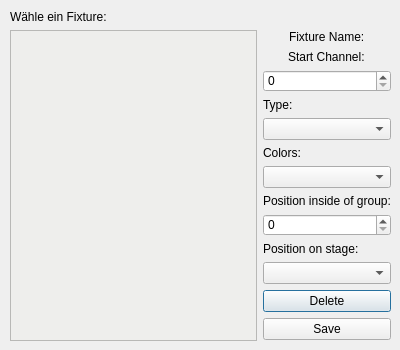
Before: the Qt Designer form src/ui/edit_fixture_dialog.ui in Lenium37/SigLight, drawn with Qt 5.
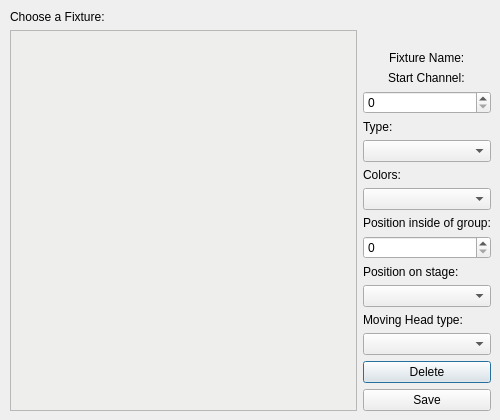
After: the same form once the commit is applied.

Commit message: added JBLED P4 and moving head types

```diff
--- a/src/ui/edit_fixture_dialog.ui
+++ b/src/ui/edit_fixture_dialog.ui
@@ -6,8 +6,8 @@
    <rect>
     <x>0</x>
     <y>0</y>
-    <width>400</width>
-    <height>350</height>
+    <width>500</width>
+    <height>420</height>
    </rect>
   </property>
   <property name="windowTitle">
@@ -18,15 +18,15 @@
     <rect>
      <x>10</x>
      <y>10</y>
-     <width>381</width>
-     <height>331</height>
+     <width>481</width>
+     <height>401</height>
     </rect>
    </property>
    <layout class="QGridLayout" name="gridLayout">
     <item row="0" column="0">
      <widget class="QLabel" name="fixture_choosing_label">
       <property name="text">
-       <string>Wähle ein Fixture:</string>
+       <string>Choose a Fixture:</string>
       </property>
      </widget>
     </item>
@@ -199,6 +199,31 @@
       <item>
        <widget class="QComboBox" name="cB_moving_head_position"/>
       </item>
+      <item alignment="Qt::AlignBottom">
+       <widget class="QLabel" name="l_moving_head_type">
+        <property name="sizePolicy">
+         <sizepolicy hsizetype="Preferred" vsizetype="Preferred">
+          <horstretch>0</horstretch>
+          <verstretch>0</verstretch>
+         </sizepolicy>
+        </property>
+        <property name="layoutDirection">
+         <enum>Qt::LeftToRight</enum>
+        </property>
+        <property name="autoFillBackground">
+         <bool>false</bool>
+        </property>
+        <property name="styleSheet">
+         <string notr="true"/>
+        </property>
+        <property name="text">
+         <string>Moving Head type:</string>
+        </property>
+       </widget>
+      </item>
+      <item>
+       <widget class="QComboBox" name="cB_moving_head_type"/>
+      </item>
       <item>
        <widget class="QPushButton" name="pB_delete_fixture">
         <property name="text">
```
The commit also changes 13 other files.
